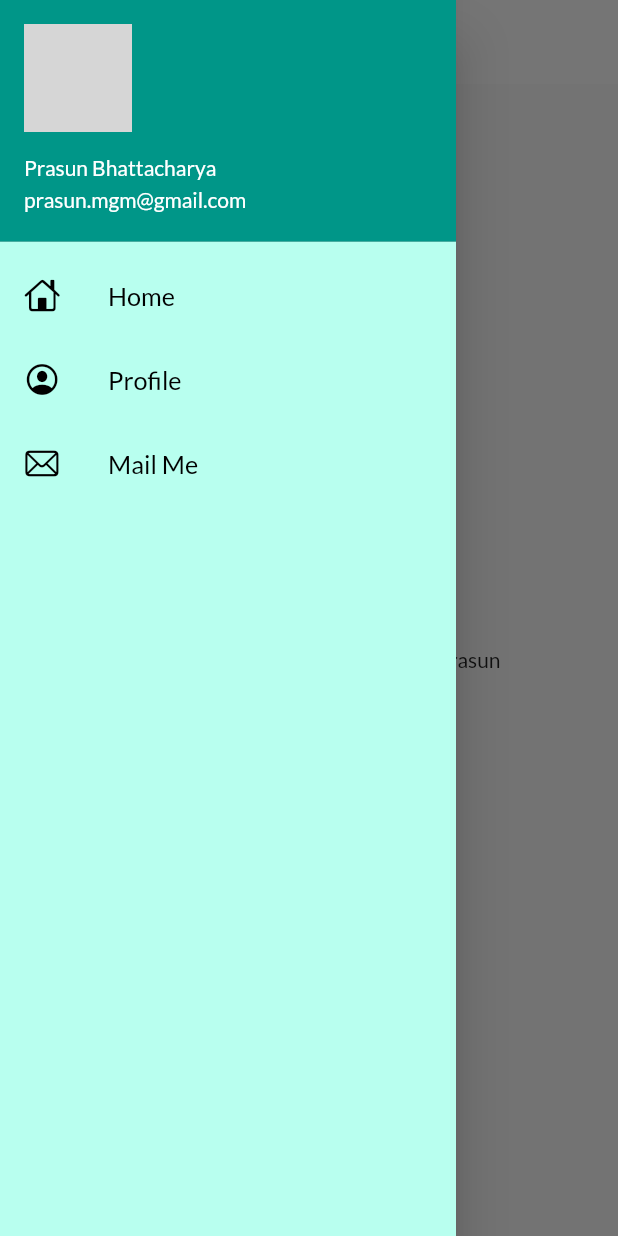
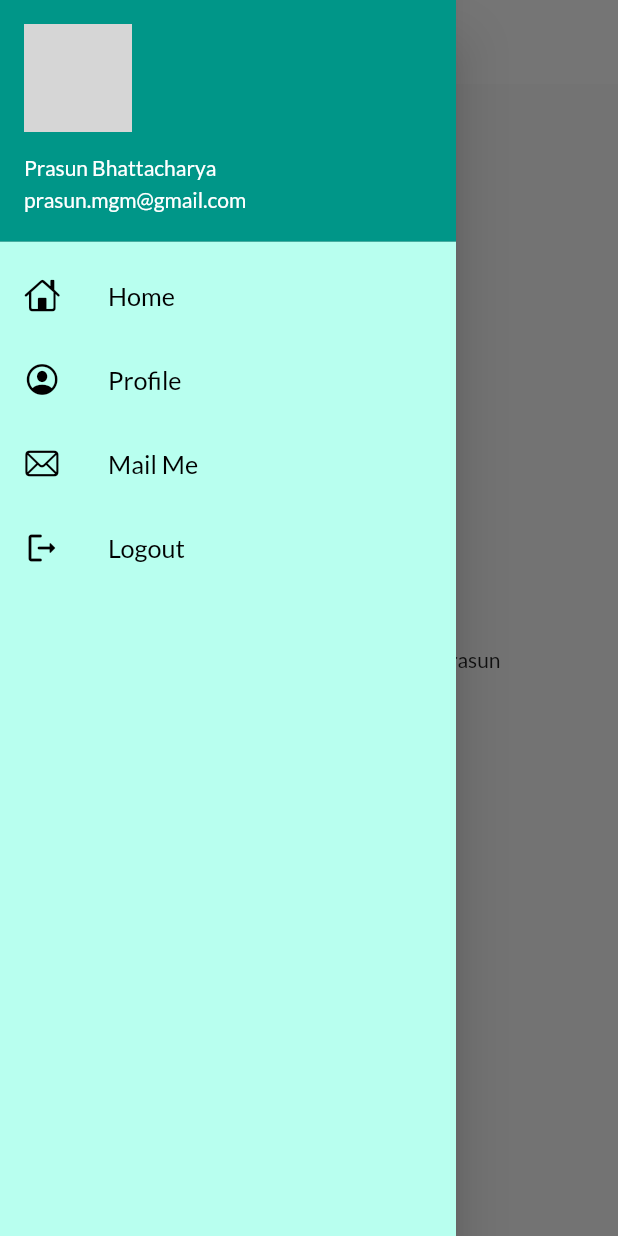
Before and after one commit to prashantbhattacharya20/Prasun-Bhattacharya-App, a Flutter app: the screen it shows after launch, with the side drawer open, on a phone screen of 412 x 824 dp. Run offline on Flutter 3.47's test engine with Material 2 defaults, Android fonts, the phone set to English and light mode, and no system bars; our stand-ins replace google_fonts; network calls fail; grey boxes are pictures that could not be loaded.

Commit message:
Day 10 complete

```diff
--- a/lib/widgets/drawer.dart
+++ b/lib/widgets/drawer.dart
@@ -17,8 +17,10 @@ class MyDrawer extends StatelessWidget {
                   accountName: Text("Prasun Bhattacharya"),
                   accountEmail: Text("prasun.mgm@gmail.com"),
                   margin: EdgeInsets.zero,
-                  currentAccountPicture: CircleAvatar(backgroundImage: NetworkImage(imageUrl)),
-                )
+                  currentAccountPicture: CircleAvatar(
+                    backgroundImage: NetworkImage(imageUrl)),
+                ),
+
                 ),
 
             ListTile(
@@ -66,6 +68,21 @@ class MyDrawer extends StatelessWidget {
               ),
             ),
 
+            ListTile(
+              key: key,
+              leading: Icon(
+                IconData(0xf88b, fontFamily: 'MaterialIcons'),
+                color: Colors.black,
+              ),
+              title: Text(
+                "Logout",
+                textScaleFactor: 1.2,
+                style: TextStyle(
+                  color: Colors.black,
+                  ),
+              ),
+            ),
+
 
           ],
         ),
```
